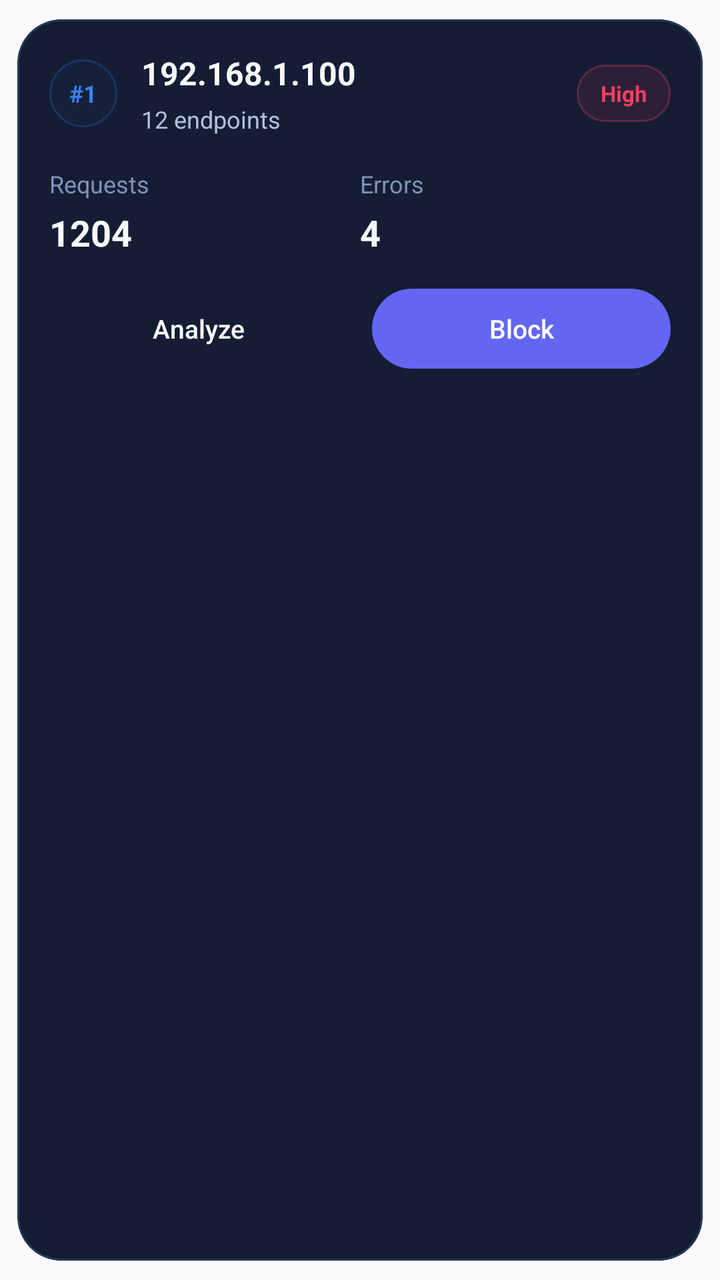
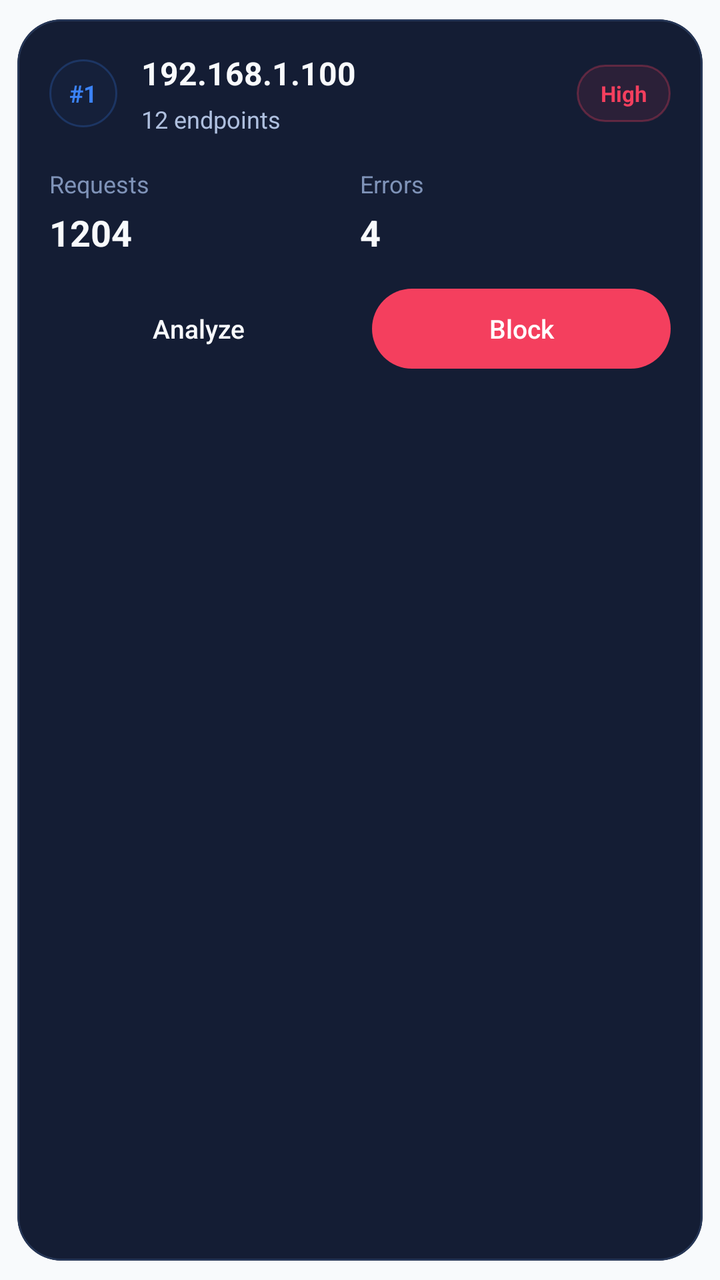

Screens rendered from an Android XML layout before and after an edit, with the pre-edit source and the edit as a unified diff.
<!-- AndroidManifest.xml: application theme Theme.VirtualLabAdmin -->
<!-- res/layout/item_ddos_top_ip.xml -->
<?xml version="1.0" encoding="utf-8"?>
<com.google.android.material.card.MaterialCardView xmlns:android="http://schemas.android.com/apk/res/android"
    xmlns:app="http://schemas.android.com/apk/res-auto"
    android:layout_width="match_parent"
    android:layout_height="wrap_content"
    android:layout_marginBottom="@dimen/space_sm"
    app:cardBackgroundColor="@color/ddos_surface"
    app:cardCornerRadius="22dp"
    app:cardElevation="0dp"
    app:rippleColor="#223B82F6"
    app:strokeColor="@color/ddos_stroke"
    app:strokeWidth="1dp">

    <LinearLayout
        android:layout_width="match_parent"
        android:layout_height="wrap_content"
        android:orientation="vertical"
        android:padding="@dimen/space_md">

        <LinearLayout
            android:layout_width="match_parent"
            android:layout_height="wrap_content"
            android:gravity="center_vertical"
            android:orientation="horizontal">

            <TextView
                android:id="@+id/rank"
                android:layout_width="34dp"
                android:layout_height="34dp"
                android:background="@drawable/bg_ddos_chip_blue"
                android:gravity="center"
                android:text="#1"
                android:textColor="@color/ddos_blue"
                android:textSize="12sp"
                android:textStyle="bold" />

            <LinearLayout
                android:layout_width="0dp"
                android:layout_height="wrap_content"
                android:layout_marginStart="@dimen/space_sm"
                android:layout_weight="1"
                android:orientation="vertical">

                <TextView
                    android:id="@+id/ip"
                    android:layout_width="wrap_content"
                    android:layout_height="wrap_content"
                    android:text="192.168.1.100"
                    android:textColor="@color/ddos_text_primary"
                    android:textSize="16sp"
                    android:textStyle="bold" />

                <TextView
                    android:id="@+id/endpoints"
                    android:layout_width="wrap_content"
                    android:layout_height="wrap_content"
                    android:layout_marginTop="4dp"
                    android:text="12 endpoints"
                    android:textColor="@color/ddos_text_secondary"
                    android:textSize="12sp" />
            </LinearLayout>

            <TextView
                android:id="@+id/rf"
                android:layout_width="wrap_content"
                android:layout_height="wrap_content"
                android:background="@drawable/bg_ddos_badge_danger"
                android:paddingStart="12dp"
                android:paddingTop="7dp"
                android:paddingEnd="12dp"
                android:paddingBottom="7dp"
                android:text="High"
                android:textColor="@color/ddos_red"
                android:textSize="11sp"
                android:textStyle="bold" />
        </LinearLayout>

        <LinearLayout
            android:layout_width="match_parent"
            android:layout_height="wrap_content"
            android:layout_marginTop="@dimen/space_md"
            android:orientation="horizontal">

            <LinearLayout
                android:layout_width="0dp"
                android:layout_height="wrap_content"
                android:layout_weight="1"
                android:orientation="vertical">

                <TextView
                    android:layout_width="wrap_content"
                    android:layout_height="wrap_content"
                    android:text="Requests"
                    android:textColor="@color/ddos_text_soft"
                    android:textSize="12sp" />

                <TextView
                    android:id="@+id/total"
                    android:layout_width="wrap_content"
                    android:layout_height="wrap_content"
                    android:layout_marginTop="4dp"
                    android:text="1204"
                    android:textColor="@color/ddos_text_primary"
                    android:textSize="18sp"
                    android:textStyle="bold" />
            </LinearLayout>

            <LinearLayout
                android:layout_width="0dp"
                android:layout_height="wrap_content"
                android:layout_weight="1"
                android:orientation="vertical">

                <TextView
                    android:layout_width="wrap_content"
                    android:layout_height="wrap_content"
                    android:text="Errors"
                    android:textColor="@color/ddos_text_soft"
                    android:textSize="12sp" />

                <TextView
                    android:id="@+id/errors"
                    android:layout_width="wrap_content"
                    android:layout_height="wrap_content"
                    android:layout_marginTop="4dp"
                    android:text="4"
                    android:textColor="@color/ddos_text_primary"
                    android:textSize="18sp"
                    android:textStyle="bold" />
            </LinearLayout>
        </LinearLayout>

        <LinearLayout
            android:layout_width="match_parent"
            android:layout_height="wrap_content"
            android:layout_marginTop="@dimen/space_md"
            android:orientation="horizontal">

            <com.google.android.material.button.MaterialButton
                android:id="@+id/analyze"
                style="@style/Widget.VirtualLab.Button.Small"
                android:layout_width="0dp"
                android:layout_height="40dp"
                android:layout_weight="1"
                android:background="@drawable/bg_ddos_button_secondary"
                android:text="Analyze"
                android:textColor="@color/ddos_text_primary"
                app:backgroundTint="@android:color/transparent" />

            <com.google.android.material.button.MaterialButton
                android:id="@+id/block"
                style="@style/Widget.VirtualLab.Button.Small"
                android:layout_width="0dp"
                android:layout_height="40dp"
                android:layout_marginStart="@dimen/space_sm"
                android:layout_weight="1"
                android:text="Block"
                android:textColor="@android:color/white"
                app:backgroundTint="@color/ddos_indigo" />
        </LinearLayout>
    </LinearLayout>
</com.google.android.material.card.MaterialCardView>
<!-- resources referenced by this layout -->
<resources>
  <color name="ddos_blue">#3B82F6</color>
  <color name="ddos_indigo">#6366F1</color>
  <color name="ddos_red">#F43F5E</color>
  <color name="ddos_stroke">#263656</color>
  <color name="ddos_surface">#141D34</color>
  <color name="ddos_text_primary">#F8FAFC</color>
  <color name="ddos_text_secondary">#AFC0DF</color>
  <color name="ddos_text_soft">#7F93B8</color>
  <dimen name="space_md">16dp</dimen>
  <dimen name="space_sm">12dp</dimen>
  <!-- drawable bg_ddos_badge_danger (drawable) -->
  <?xml version="1.0" encoding="utf-8"?>
  <shape xmlns:android="http://schemas.android.com/apk/res/android">
      <corners android:radius="999dp" />
      <solid android:color="#1AF43F5E" />
      <stroke
          android:width="1dp"
          android:color="#4DF43F5E" />
  </shape>
  <!-- drawable bg_ddos_button_secondary (drawable) -->
  <?xml version="1.0" encoding="utf-8"?>
  <shape xmlns:android="http://schemas.android.com/apk/res/android">
      <corners android:radius="16dp" />
      <solid android:color="#1B2742" />
      <stroke
          android:width="1dp"
          android:color="#31446D" />
  </shape>
  <!-- drawable bg_ddos_chip_blue (drawable) -->
  <?xml version="1.0" encoding="utf-8"?>
  <shape xmlns:android="http://schemas.android.com/apk/res/android">
      <corners android:radius="999dp" />
      <solid android:color="#18284576" />
      <stroke
          android:width="1dp"
          android:color="#3B3B82F6" />
  </shape>
  <style name="Widget.VirtualLab.Button.Small" parent="Widget.VirtualLab.Button">
          <item name="android:minHeight">@dimen/btn_h_sm</item>
          <item name="android:textSize">13sp</item>
          <item name="android:paddingLeft">@dimen/space_sm</item>
          <item name="android:paddingRight">@dimen/space_sm</item>
      </style>
  <style name="Widget.VirtualLab.Button" parent="Widget.Material3.Button">
          <item name="android:textAllCaps">false</item>
          <item name="android:insetLeft">0dp</item>
          <item name="android:insetRight">0dp</item>
          <item name="android:insetTop">0dp</item>
          <item name="android:insetBottom">0dp</item>
          <item name="android:minHeight">@dimen/btn_h</item>
          <item name="cornerRadius">@dimen/radius_lg</item>
          <item name="android:letterSpacing">0</item>
          <item name="elevation">0dp</item>
      </style>
  <dimen name="btn_h_sm">38dp</dimen>
  <color name="brand">#4F46E5</color>
  <color name="bg_surface">#FFFFFF</color>
  <color name="text_primary">#0F172A</color>
  <color name="stroke">#E2E8F0</color>
  <color name="bg_dark">#F8FAFC</color>
  <color name="text_muted">#475569</color>
  <style name="Widget.VirtualLab.TextInputLayout.Outlined" parent="Widget.Material3.TextInputLayout.OutlinedBox">
          <item name="boxStrokeColor">@color/stroke</item>
          <item name="hintTextColor">@color/text_muted</item>
          <item name="boxStrokeWidth">1dp</item>
          <item name="boxStrokeWidthFocused">2dp</item>
          <item name="boxCornerRadiusTopStart">@dimen/radius_lg</item>
          <item name="boxCornerRadiusTopEnd">@dimen/radius_lg</item>
          <item name="boxCornerRadiusBottomStart">@dimen/radius_lg</item>
          <item name="boxCornerRadiusBottomEnd">@dimen/radius_lg</item>
          <item name="boxBackgroundColor">@android:color/white</item>
      </style>
  <style name="Widget.VirtualLab.Card" parent="Widget.Material3.CardView.Outlined">
          <item name="cardBackgroundColor">@color/bg_surface</item>
          <item name="strokeColor">@color/stroke</item>
          <item name="strokeWidth">1dp</item>
          <item name="cardCornerRadius">@dimen/radius_lg</item>
          <item name="cardElevation">2dp</item>
          <item name="cardUseCompatPadding">true</item>
      </style>
  <dimen name="btn_h">54dp</dimen>
  <dimen name="radius_lg">22dp</dimen>
  <!-- unchanged entries left out for length: 1 -->
</resources>

<!-- the commit's change to res/layout/item_ddos_top_ip.xml (unified diff, before → after) -->
@@ -156,7 +156,7 @@
                 android:layout_weight="1"
                 android:text="Block"
                 android:textColor="@android:color/white"
-                app:backgroundTint="@color/ddos_indigo" />
+                app:backgroundTint="@color/ddos_red" />
         </LinearLayout>
     </LinearLayout>
 </com.google.android.material.card.MaterialCardView>
<!-- resource entries referenced after the edit -->
@@ -1,7 +1,6 @@
 <!-- resources referenced by this layout -->
 <resources>
   <color name="ddos_blue">#3B82F6</color>
-  <color name="ddos_indigo">#6366F1</color>
   <color name="ddos_red">#F43F5E</color>
   <color name="ddos_stroke">#263656</color>
   <color name="ddos_surface">#141D34</color>
